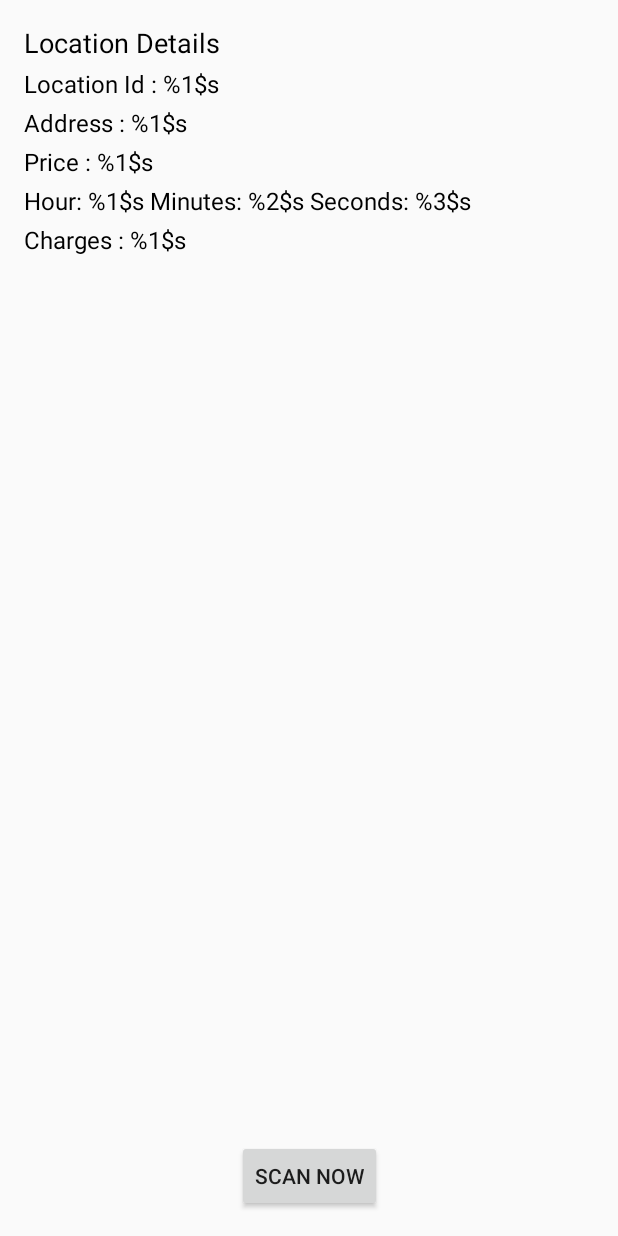
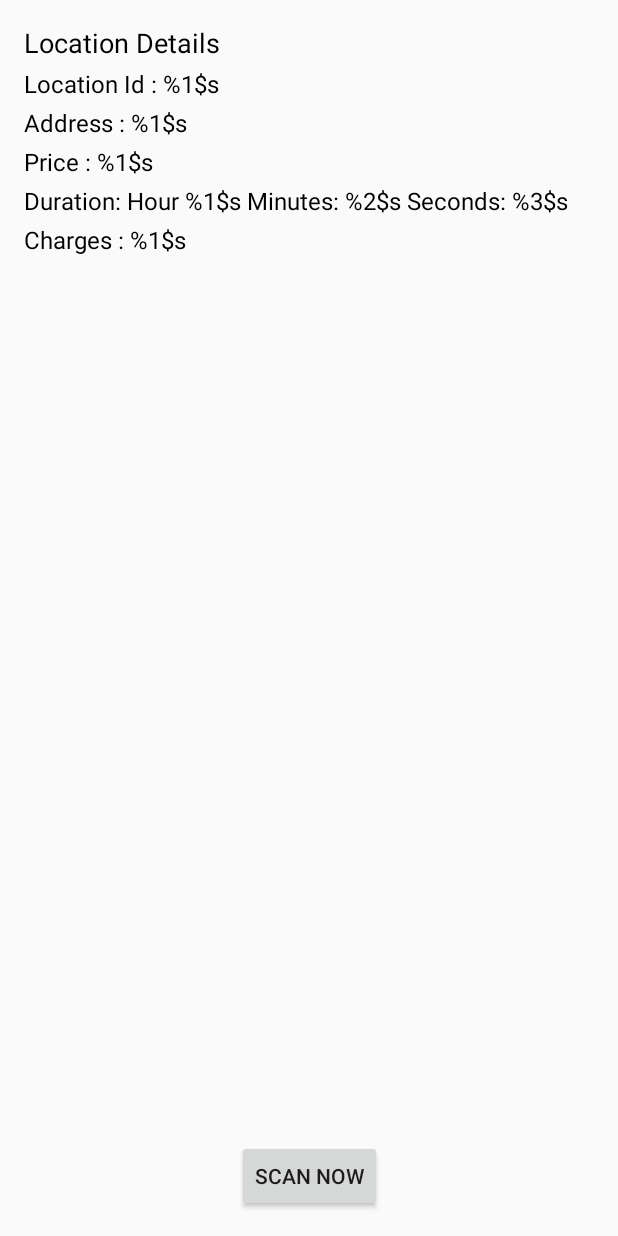
Before and after one commit to karthikkolanji/Meesho, an Android app: the fragment BookSeatFragment shown on its own in the app's theme, on a phone screen of 412 x 824 dp. Run offline under Robolectric (Android 15) with nearby library versions, the phone set to English and light mode, and no system bars; our stand-ins replace Dagger/Hilt's generated code, Room's generated code, Timber; libraries missing offline, so code that uses them is left out: com.google.zxing.integration, org.apache.commons; 2 statements that could not run were skipped.

```diff
--- a/app/build.gradle
+++ b/app/build.gradle
@@ -12,6 +12,7 @@ android {
         applicationId "com.meesho.assignment"
         minSdkVersion build_versions.min_sdk
         targetSdkVersion build_versions.target_sdk
+        multiDexEnabled = true
         versionCode 1
         versionName "1.0"
         testInstrumentationRunner "androidx.test.runner.AndroidJUnitRunner"
@@ -71,4 +72,7 @@ dependencies {
     implementation deps.navigation.fragment_ktx
     implementation deps.navigation.ui
     implementation deps.navigation.ui_ktx
+
+    implementation deps.multidex
+
 }
--- a/jakewarton/src/main/res/values/strings.xml
+++ b/jakewarton/src/main/res/values/strings.xml
@@ -6,7 +6,7 @@
     <string name="location_id">Location Id : %1$s</string>
     <string name="price">Price : %1$s</string>
     <string name="total_charges">Charges : %1$s</string>
-    <string name="duration">Hour: %1$s Minutes: %2$s Seconds: %3$s</string>
+    <string name="duration"> Duration: Hour %1$s Minutes: %2$s Seconds: %3$s</string>
     <string name="qr_read_error">Error in reading QR code!</string>
     <string name="submission_success">Data submitted successfully</string>
     <string name="submission_error">Error occurred while submitting data</string>
```
